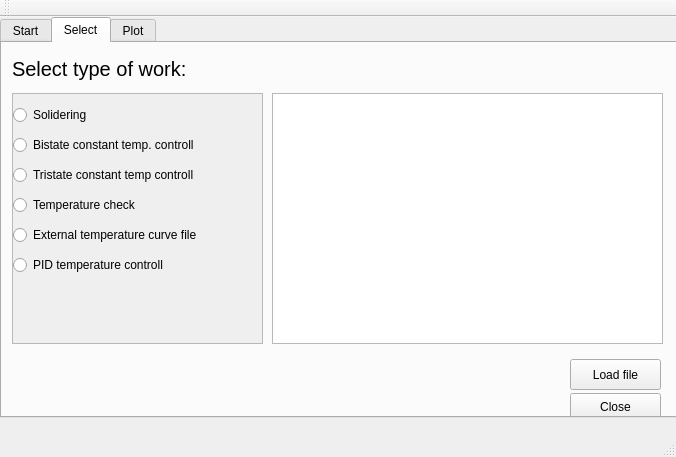
Old version of the form UI/mainwindow.ui in the repository pholat/HID_PID.
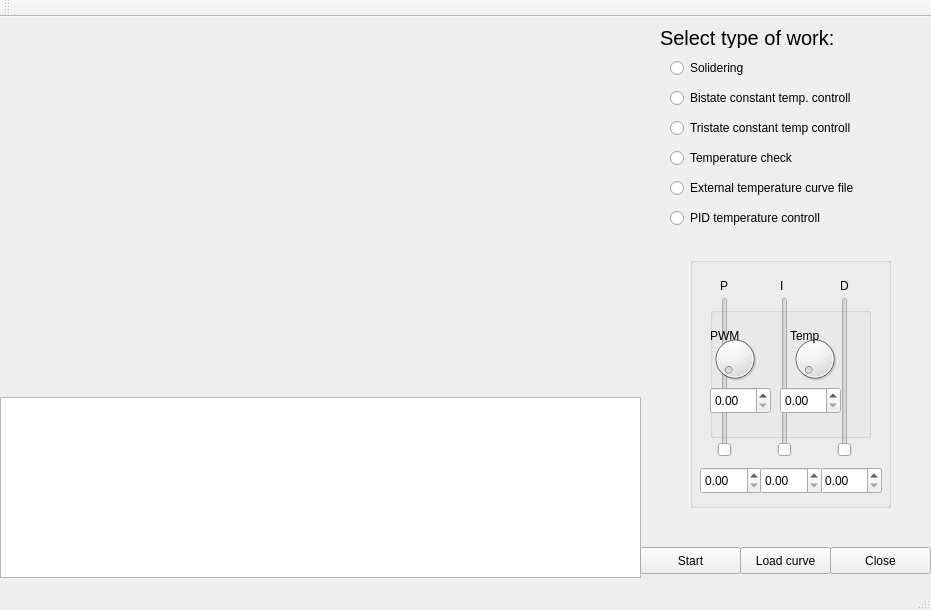
New version of the form. The open tabs and pages were chosen to show the change. Custom widgets are drawn as their Qt base class.

Diff of the .ui file:
```diff
--- a/UI/mainwindow.ui
+++ b/UI/mainwindow.ui
@@ -6,54 +6,155 @@
    <rect>
     <x>0</x>
     <y>0</y>
-    <width>676</width>
-    <height>457</height>
+    <width>931</width>
+    <height>610</height>
    </rect>
   </property>
+  <property name="minimumSize">
+   <size>
+    <width>931</width>
+    <height>610</height>
+   </size>
+  </property>
+  <property name="maximumSize">
+   <size>
+    <width>931</width>
+    <height>610</height>
+   </size>
+  </property>
   <property name="windowTitle">
    <string>MainWindow</string>
   </property>
   <widget class="QWidget" name="centralWidget">
-   <widget class="QTabWidget" name="tabWidget">
+   <widget class="QScrollArea" name="scrollArea">
     <property name="geometry">
      <rect>
+      <x>640</x>
+      <y>30</y>
+      <width>291</width>
+      <height>201</height>
+     </rect>
+    </property>
+    <property name="frameShape">
+     <enum>QFrame::NoFrame</enum>
+    </property>
+    <property name="widgetResizable">
+     <bool>true</bool>
+    </property>
+    <widget class="QWidget" name="scrollAreaWidgetContents">
+     <property name="geometry">
+      <rect>
       <x>0</x>
       <y>0</y>
-      <width>681</width>
-      <height>401</height>
-     </rect>
-    </property>
-    <property name="sizePolicy">
-     <sizepolicy hsizetype="Expanding" vsizetype="Expanding">
-      <horstretch>0</horstretch>
-      <verstretch>0</verstretch>
-     </sizepolicy>
-    </property>
-    <property name="acceptDrops">
-     <bool>false</bool>
-    </property>
-    <property name="currentIndex">
-     <number>0</number>
-    </property>
-    <widget class="QWidget" name="tab_usb">
-     <attribute name="title">
-      <string>Start</string>
-     </attribute>
-     <widget class="QListWidget" name="listWidget">
+       <width>291</width>
+       <height>201</height>
+      </rect>
+     </property>
+     <widget class="QRadioButton" name="radioButton">
+      <property name="geometry">
+       <rect>
+        <x>30</x>
+        <y>10</y>
+        <width>231</width>
+        <height>22</height>
+       </rect>
+      </property>
+      <property name="text">
+       <string>Solidering </string>
+      </property>
+     </widget>
+     <widget class="QRadioButton" name="radioButton_bistate">
+      <property name="geometry">
+       <rect>
+        <x>30</x>
+        <y>40</y>
+        <width>241</width>
+        <height>22</height>
+       </rect>
+      </property>
+      <property name="text">
+       <string>Bistate constant temp. controll</string>
+      </property>
+     </widget>
+     <widget class="QRadioButton" name="radioButton_tristate">
       <property name="geometry">
        <rect>
-        <x>210</x>
-        <y>1</y>
-        <width>461</width>
-        <height>191</height>
+        <x>30</x>
+        <y>70</y>
+        <width>241</width>
+        <height>22</height>
+       </rect>
+      </property>
+      <property name="text">
+       <string>Tristate constant temp controll</string>
+      </property>
+     </widget>
+     <widget class="QRadioButton" name="radioButton_tempCheck">
+      <property name="geometry">
+       <rect>
+        <x>30</x>
+        <y>100</y>
+        <width>241</width>
+        <height>22</height>
+       </rect>
+      </property>
+      <property name="text">
+       <string>Temperature check</string>
+      </property>
+     </widget>
+     <widget class="QRadioButton" name="radioButton_tempCurve">
+      <property name="geometry">
+       <rect>
+        <x>30</x>
+        <y>130</y>
+        <width>241</width>
+        <height>22</height>
+       </rect>
+      </property>
+      <property name="text">
+       <string>External temperature curve file</string>
+      </property>
+     </widget>
+     <widget class="QRadioButton" name="radioButton_2">
+      <property name="geometry">
+       <rect>
+        <x>30</x>
+        <y>160</y>
+        <width>241</width>
+        <height>22</height>
+       </rect>
+      </property>
+      <property name="text">
+       <string>PID temperature controll</string>
+      </property>
+     </widget>
+    </widget>
+   </widget>
+   <widget class="QwtPlot" name="qwtPlot">
+    <property name="geometry">
+     <rect>
+      <x>0</x>
+      <y>0</y>
+      <width>641</width>
+      <height>351</height>
+     </rect>
+    </property>
+   </widget>
+   <widget class="QTextBrowser" name="textBrowserLOG">
+    <property name="geometry">
+     <rect>
+      <x>0</x>
+      <y>380</y>
+      <width>641</width>
+      <height>181</height>
        </rect>
       </property>
      </widget>
      <widget class="QPushButton" name="bStart">
       <property name="geometry">
        <rect>
-        <x>0</x>
-        <y>340</y>
+      <x>640</x>
+      <y>530</y>
         <width>101</width>
         <height>27</height>
        </rect>
@@ -62,11 +163,24 @@
        <string>Start</string>
       </property>
      </widget>
+   <widget class="QPushButton" name="pushButton_close1">
+    <property name="geometry">
+     <rect>
+      <x>830</x>
+      <y>530</y>
+      <width>101</width>
+      <height>27</height>
+     </rect>
+    </property>
+    <property name="text">
+     <string>Close</string>
+    </property>
+   </widget>
      <widget class="QGroupBox" name="groupBox">
       <property name="geometry">
        <rect>
-        <x>0</x>
-        <y>10</y>
+      <x>690</x>
+      <y>240</y>
         <width>201</width>
         <height>251</height>
        </rect>
@@ -183,23 +297,13 @@
        </property>
       </widget>
      </widget>
-     <widget class="QListWidget" name="textBrowserLOG">
-      <property name="geometry">
-       <rect>
-        <x>210</x>
-        <y>200</y>
-        <width>461</width>
-        <height>171</height>
-       </rect>
-      </property>
-     </widget>
      <widget class="QGroupBox" name="groupBox_2">
       <property name="geometry">
        <rect>
-        <x>0</x>
-        <y>10</y>
-        <width>201</width>
-        <height>111</height>
+      <x>710</x>
+      <y>290</y>
+      <width>161</width>
+      <height>131</height>
        </rect>
       </property>
       <property name="title">
@@ -272,148 +376,13 @@
        </property>
       </widget>
      </widget>
-     <widget class="QPushButton" name="pushButton_close1">
-      <property name="geometry">
-       <rect>
-        <x>100</x>
-        <y>340</y>
-        <width>101</width>
-        <height>27</height>
-       </rect>
-      </property>
-      <property name="text">
-       <string>Close</string>
-      </property>
-     </widget>
-     <zorder>groupBox</zorder>
-     <zorder>listWidget</zorder>
-     <zorder>textBrowserLOG</zorder>
-     <zorder>groupBox_2</zorder>
-     <zorder>bStart</zorder>
-     <zorder>pushButton_close1</zorder>
-    </widget>
-    <widget class="QWidget" name="tab_setup">
-     <attribute name="title">
-      <string>Select</string>
-     </attribute>
-     <widget class="QScrollArea" name="scrollArea">
-      <property name="geometry">
-       <rect>
-        <x>10</x>
-        <y>50</y>
-        <width>251</width>
-        <height>251</height>
-       </rect>
-      </property>
-      <property name="widgetResizable">
-       <bool>true</bool>
-      </property>
-      <widget class="QWidget" name="scrollAreaWidgetContents">
-       <property name="geometry">
-        <rect>
-         <x>0</x>
-         <y>0</y>
-         <width>249</width>
-         <height>249</height>
-        </rect>
-       </property>
-       <widget class="QRadioButton" name="radioButton">
-        <property name="geometry">
-         <rect>
-          <x>0</x>
-          <y>10</y>
-          <width>231</width>
-          <height>22</height>
-         </rect>
-        </property>
-        <property name="text">
-         <string>Solidering </string>
-        </property>
-       </widget>
-       <widget class="QRadioButton" name="radioButton_bistate">
-        <property name="geometry">
-         <rect>
-          <x>0</x>
-          <y>40</y>
-          <width>241</width>
-          <height>22</height>
-         </rect>
-        </property>
-        <property name="text">
-         <string>Bistate constant temp. controll</string>
-        </property>
-       </widget>
-       <widget class="QRadioButton" name="radioButton_tristate">
-        <property name="geometry">
-         <rect>
-          <x>0</x>
-          <y>70</y>
-          <width>241</width>
-          <height>22</height>
-         </rect>
-        </property>
-        <property name="text">
-         <string>Tristate constant temp controll</string>
-        </property>
-       </widget>
-       <widget class="QRadioButton" name="radioButton_tempCheck">
-        <property name="geometry">
-         <rect>
-          <x>0</x>
-          <y>100</y>
-          <width>241</width>
-          <height>22</height>
-         </rect>
-        </property>
-        <property name="text">
-         <string>Temperature check</string>
-        </property>
-       </widget>
-       <widget class="QRadioButton" name="radioButton_tempCurve">
-        <property name="geometry">
-         <rect>
-          <x>0</x>
-          <y>130</y>
-          <width>241</width>
-          <height>22</height>
-         </rect>
-        </property>
-        <property name="text">
-         <string>External temperature curve file</string>
-        </property>
-       </widget>
-       <widget class="QRadioButton" name="radioButton_2">
-        <property name="geometry">
-         <rect>
-          <x>0</x>
-          <y>160</y>
-          <width>241</width>
-          <height>22</height>
-         </rect>
-        </property>
-        <property name="text">
-         <string>PID temperature controll</string>
-        </property>
-       </widget>
-      </widget>
-     </widget>
-     <widget class="QTextBrowser" name="textBrowser_select">
-      <property name="geometry">
-       <rect>
-        <x>270</x>
-        <y>50</y>
-        <width>391</width>
-        <height>251</height>
-       </rect>
-      </property>
-     </widget>
      <widget class="QLabel" name="label_6">
       <property name="geometry">
        <rect>
-        <x>10</x>
+      <x>660</x>
         <y>10</y>
-        <width>272</width>
-        <height>31</height>
+      <width>201</width>
+      <height>21</height>
        </rect>
       </property>
       <property name="font">
@@ -425,71 +394,18 @@
        <string>Select type of work:</string>
       </property>
      </widget>
-     <widget class="QPushButton" name="pushButton_close2">
-      <property name="geometry">
-       <rect>
-        <x>568</x>
-        <y>350</y>
-        <width>91</width>
-        <height>27</height>
-       </rect>
-      </property>
-      <property name="text">
-       <string>Close</string>
-      </property>
-     </widget>
      <widget class="QPushButton" name="pushButton_loadFile">
       <property name="geometry">
        <rect>
-        <x>568</x>
-        <y>316</y>
+      <x>740</x>
+      <y>530</y>
         <width>91</width>
-        <height>31</height>
+      <height>27</height>
        </rect>
       </property>
       <property name="text">
-       <string>Load file</string>
-      </property>
-     </widget>
-    </widget>
-    <widget class="QWidget" name="tab_plot">
-     <attribute name="title">
-      <string>Plot</string>
-     </attribute>
-     <widget class="QwtPlot" name="qwtPlot">
-      <property name="geometry">
-       <rect>
-        <x>20</x>
-        <y>29</y>
-        <width>561</width>
-        <height>331</height>
-       </rect>
-      </property>
-     </widget>
-     <widget class="QTextBrowser" name="textBrowser_PlotData">
-      <property name="geometry">
-       <rect>
-        <x>590</x>
-        <y>30</y>
-        <width>71</width>
-        <height>301</height>
-       </rect>
-      </property>
-     </widget>
-     <widget class="QPushButton" name="pushButton_close3">
-      <property name="geometry">
-       <rect>
-        <x>590</x>
-        <y>340</y>
-        <width>81</width>
-        <height>31</height>
-       </rect>
-      </property>
-      <property name="text">
-       <string>Close</string>
-      </property>
-     </widget>
-    </widget>
+     <string>Load curve</string>
+    </property>
    </widget>
   </widget>
   <widget class="QMenuBar" name="menuBar">
```
Left out of the diff: 34 changed lines with no effect on the pictures. Lines whose indentation alone changed are shown as unchanged.
